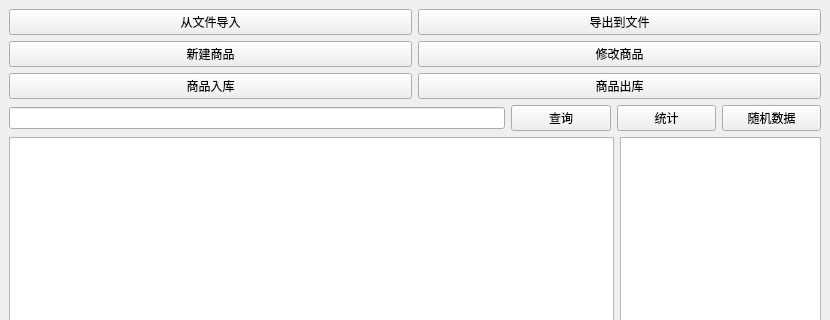
The window that Question A/mainwindow.ui (amtoaer/curriculum-design) describes before a commit, drawn with Qt 5; both pictures show x 0 to 830 and y 0 to 320 of the 830 by 610 pixel window.
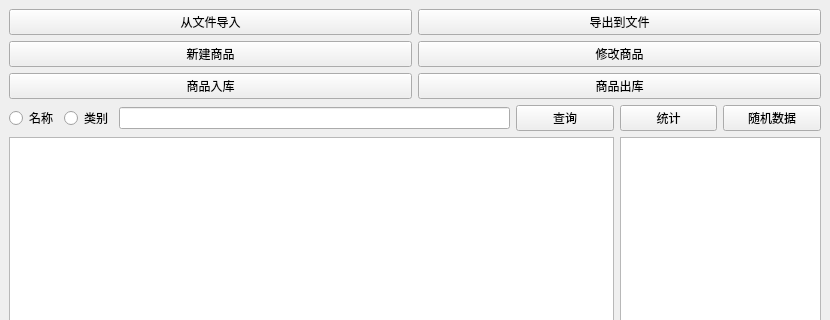
The same window after the commit.

The edit to the form file:
```diff
--- a/Question A/mainwindow.ui
+++ b/Question A/mainwindow.ui
@@ -16,7 +16,21 @@
   <widget class="QWidget" name="centralwidget">
    <layout class="QGridLayout" name="gridLayout" rowstretch="1,1,5">
     <item row="1" column="0">
-     <layout class="QHBoxLayout" name="horizontalLayout_2" stretch="5,1,1,1">
+     <layout class="QHBoxLayout" name="horizontalLayout_2" stretch="1,1,8,2,2,2">
+      <item>
+       <widget class="QRadioButton" name="radioButton">
+        <property name="text">
+         <string>名称</string>
+        </property>
+       </widget>
+      </item>
+      <item>
+       <widget class="QRadioButton" name="radioButton_2">
+        <property name="text">
+         <string>类别</string>
+        </property>
+       </widget>
+      </item>
       <item>
        <widget class="QLineEdit" name="searchContent"/>
       </item>
```
